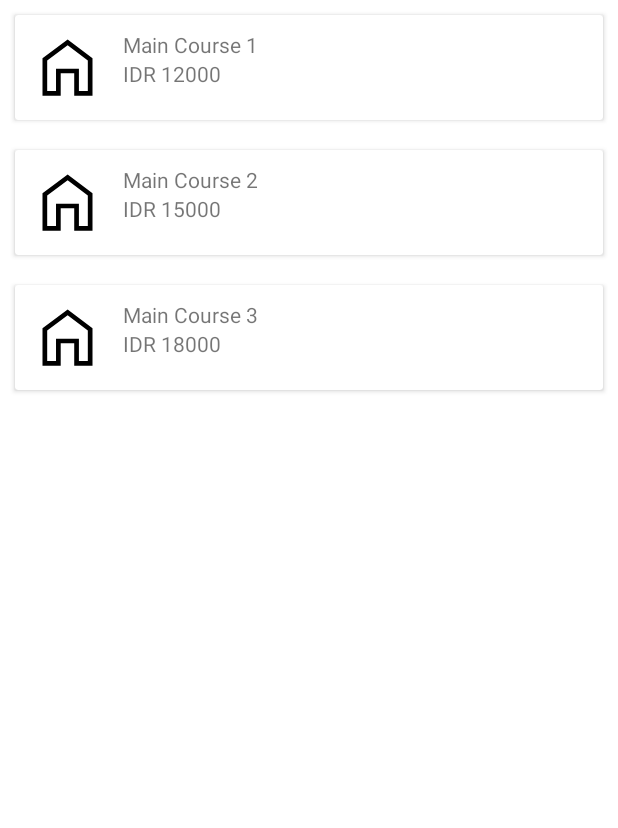
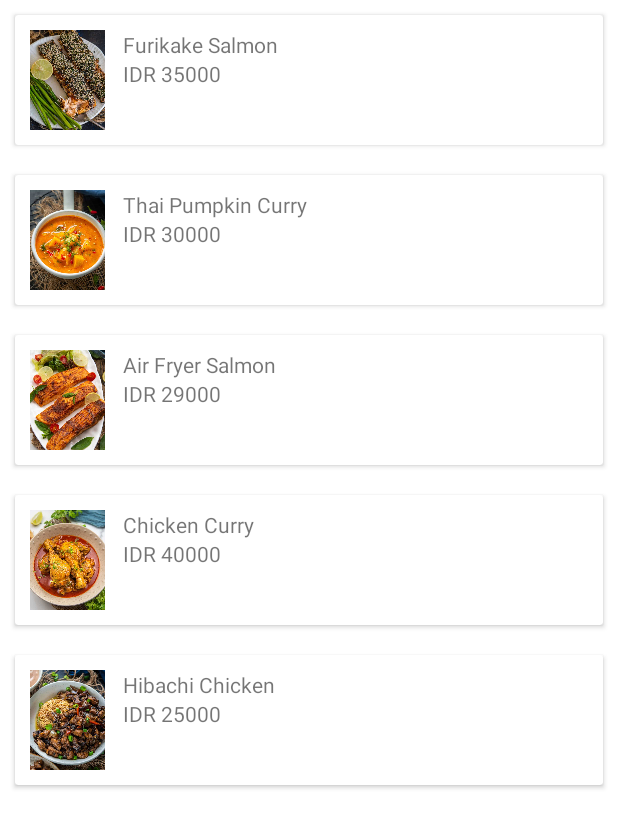
Before and after one commit to MichaelStan27/CafeLegend, an Android app: the fragment MainCourseFragment shown on its own in the app's theme, on a phone screen of 412 x 824 dp. Shown: the top 828 px of the screen. Run offline under Robolectric (Android 15) with nearby library versions, the phone set to English and light mode, and no system bars.

Commit message:
Add food data and image slider

```diff
--- a/app/src/main/java/com/example/cafelegend/HomeActivity.java
+++ b/app/src/main/java/com/example/cafelegend/HomeActivity.java
@@ -32,7 +32,7 @@ public class HomeActivity extends AppCompatActivity implements NavigationView.On
 
     //    Carousel
     ViewPager carouselVP;
-    int images[] = {R.drawable.logo, R.drawable.logo, R.drawable.logo};
+    int images[] = {R.drawable.img1, R.drawable.img2, R.drawable.img3, R.drawable.img4, R.drawable.img5};
     int carouselCounter = 0;
     ImageButton carouselNextBtn, carouselPrevBtn;
 
--- a/app/src/main/java/com/example/cafelegend/fragment/MainCourseFragment.java
+++ b/app/src/main/java/com/example/cafelegend/fragment/MainCourseFragment.java
@@ -63,9 +63,11 @@ public class MainCourseFragment extends Fragment {
 
     void loadFoodData(){
         foodVector = new Vector<>();
-        foodVector.add(new Food("Main Course 1", 12000, R.drawable.ic_home));
-        foodVector.add(new Food("Main Course 2", 15000, R.drawable.ic_home));
-        foodVector.add(new Food("Main Course 3", 18000, R.drawable.ic_home));
+        foodVector.add(new Food("Furikake Salmon", 35000, R.drawable.furikake, "Furikake Salmon is a delicious and healthy recipe where salmon fillets are coated with a layer of Furikake seasoning."));
+        foodVector.add(new Food("Thai Pumpkin Curry", 30000, R.drawable.thai, "Make this spicy Thai Pumpkin Curry in under 20 minutes for your weeknight dinner."));
+        foodVector.add(new Food("Air Fryer Salmon", 29000, R.drawable.air, "This air fryer salmon is tender, juicy, and perfectly seasoned."));
+        foodVector.add(new Food("Chicken Curry", 40000, R.drawable.chicken, "Love the chicken curry that is served at the Indian restaurants? Then try my super easy recipe which is made using basic ingredients."));
+        foodVector.add(new Food("Hibachi Chicken", 25000, R.drawable.hibachi, "This Japanese steakhouse-style Hibachi Chicken makes for a quick, easy, and super- delicious dinner."));
     }
 
     @Override
--- a/app/src/main/res/layout/carousel_image.xml
+++ b/app/src/main/res/layout/carousel_image.xml
@@ -5,7 +5,7 @@
     <ImageView
         android:id="@+id/carouselIV"
         android:layout_width="match_parent"
-        android:layout_height="180dp"
+        android:layout_height="300dp"
         android:scaleType="fitXY"
         android:src="@drawable/logo"/>
 </LinearLayout>
```
Also changed, not shown: app/src/main/java/com/example/cafelegend/fragment/BeverageFragment.java (+5 -5 lines), app/src/main/res/drawable/air.jpg (added), app/src/main/res/drawable/chicken.jpg (added), app/src/main/res/drawable/furikake.jpg (added), app/src/main/res/drawable/hibachi.jpg (added), app/src/main/res/drawable/img1.jpg (added), app/src/main/res/drawable/img2.jpg (added), app/src/main/res/drawable/img3.jpg (added), app/src/main/res/drawable/img4.jpg (added), app/src/main/res/drawable/img5.jpg (added), app/src/main/res/drawable/thai.jpg (added).
